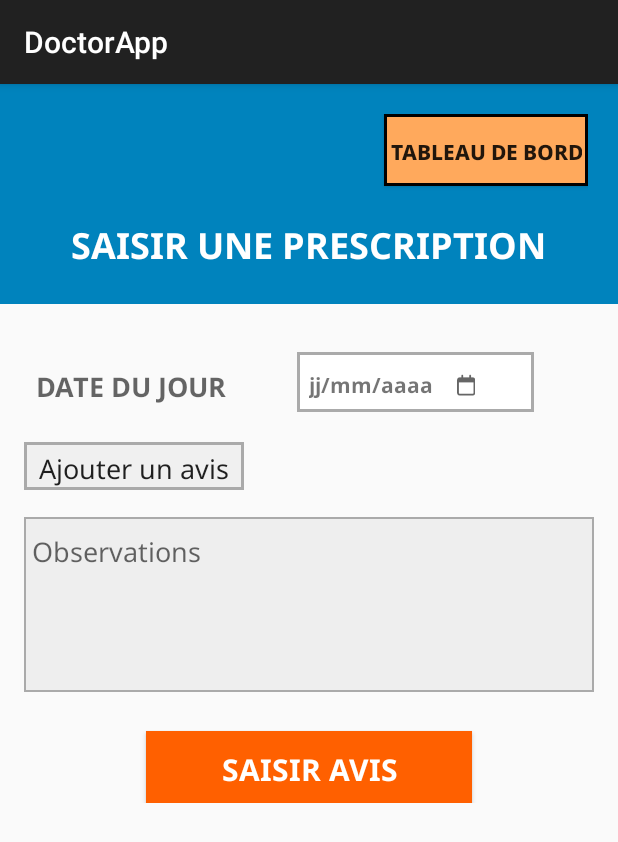
After one commit to AroldMauger/soignemoi-appli, an Android app: the AddOpinionFragment screen opened through its navigation route, on a phone screen of 412 x 824 dp. The commit adds this screen. Shown: the top 842 px of the screen. Run offline under Robolectric (Android 15) with nearby library versions, the phone set to English and light mode, and no system bars; 2 statements that could not run were skipped.

Commit message:
Création du formulaire d'ajout pour les avis du docteur

```diff
--- /dev/null
+++ b/app/src/main/java/com/soignemoi/doctorapp/add_opinion/AddOpinionFragment.kt
@@ -0,0 +1,62 @@
+package com.soignemoi.doctorapp.add_opinion
+
+import android.app.DatePickerDialog
+import android.os.Build
+import android.os.Bundle
+import android.view.LayoutInflater
+import android.view.View
+import android.view.ViewGroup
+import android.widget.TextView
+import androidx.annotation.RequiresApi
+import androidx.fragment.app.Fragment
+import androidx.navigation.fragment.findNavController
+import com.soignemoi.doctorapp.R
+import kotlinx.android.synthetic.main.fragment_add_opinion.returntomain_button
+import java.util.*
+
+class AddOpinionFragment : Fragment() {
+
+    private lateinit var dateTextView: TextView
+
+    override fun onCreateView(
+        inflater: LayoutInflater, container: ViewGroup?,
+        savedInstanceState: Bundle?
+    ): View? {
+        val view = inflater.inflate(R.layout.fragment_add_opinion, container, false)
+
+        dateTextView = view.findViewById(R.id.dateTextView)
+
+        dateTextView.setOnClickListener {
+            showDatePickerDialog()
+        }
+
+        return view
+    }
+
+    private fun showDatePickerDialog() {
+        val calendar = Calendar.getInstance()
+        val year = calendar.get(Calendar.YEAR)
+        val month = calendar.get(Calendar.MONTH)
+        val day = calendar.get(Calendar.DAY_OF_MONTH)
+
+        val datePickerDialog = DatePickerDialog(
+            requireContext(),
+            { _, selectedYear, selectedMonth, selectedDay ->
+                val selectedDate = String.format("%02d/%02d/%04d", selectedDay, selectedMonth + 1, selectedYear)
+                dateTextView.text = selectedDate
+            },
+            year, month, day
+        )
+        datePickerDialog.show()
+    }
+
+    @RequiresApi(Build.VERSION_CODES.O)
+    override fun onViewCreated(view: View, savedInstanceState: Bundle?) {
+        super.onViewCreated(view, savedInstanceState)
+
+        returntomain_button.setOnClickListener {
+            findNavController().navigate(R.id.from_addopinion_to_list)
+        }
+
+    }
+}
--- a/app/src/main/java/com/soignemoi/doctorapp/dashboard/staylist/StayListFragment.kt
+++ b/app/src/main/java/com/soignemoi/doctorapp/dashboard/staylist/StayListFragment.kt
@@ -45,6 +45,6 @@ class StayListFragment : Fragment(), StayAdapter.Listener {
 
     override fun onItemSelected(stay: GetStaysResponse) {
         viewModel.selectedStay = stay
-        findNavController().navigateSafe(R.id.from_list_to_opinion)
+        findNavController().navigateSafe(R.id.from_list_to_add_opinion)
     }
 }
--- a/app/src/main/java/com/soignemoi/doctorapp/login/LoginViewModel.kt
+++ b/app/src/main/java/com/soignemoi/doctorapp/login/LoginViewModel.kt
@@ -53,7 +53,7 @@ class LoginViewModel : ViewModel() {
             })
     }
 
-     fun fetchDoctorDetails(lastname: String, context: Context, callback: (String, String) -> Unit) {
+    fun fetchDoctorDetails(lastname: String, context: Context, callback: (String, String) -> Unit) {
         service.getStays(doctorLastName = lastname)  // Remplacez avec un paramètre correct ou adaptez l'API
             .enqueue(object : Callback<List<GetStaysResponse>> {
                 override fun onResponse(call: Call<List<GetStaysResponse>>, response: Response<List<GetStaysResponse>>) {
--- /dev/null
+++ b/app/src/main/res/drawable/border_black_back_grey.xml
@@ -0,0 +1,7 @@
+<?xml version="1.0" encoding="utf-8"?>
+<shape xmlns:android="http://schemas.android.com/apk/res/android" android:shape="rectangle">
+    <solid android:color="@color/grey" />
+    <stroke
+        android:width="2dp"
+        android:color="@android:color/darker_gray" />
+</shape>
--- /dev/null
+++ b/app/src/main/res/drawable/border_none_back_red.xml
@@ -0,0 +1,4 @@
+<?xml version="1.0" encoding="utf-8"?>
+<shape xmlns:android="http://schemas.android.com/apk/res/android" android:shape="rectangle">
+    <solid android:color="@color/redorange" />
+</shape>
--- /dev/null
+++ b/app/src/main/res/drawable/edit_text_background.xml
@@ -0,0 +1,6 @@
+<?xml version="1.0" encoding="utf-8"?>
+<shape xmlns:android="http://schemas.android.com/apk/res/android">
+    <solid android:color="@color/lightgrey" />
+    <stroke android:width="1dp" android:color="@android:color/darker_gray" />
+    <padding android:left="10dp" android:top="10dp" android:right="10dp" android:bottom="10dp" />
+</shape>
--- /dev/null
+++ b/app/src/main/res/layout/fragment_add_opinion.xml
@@ -0,0 +1,167 @@
+<?xml version="1.0" encoding="utf-8"?>
+<LinearLayout xmlns:android="http://schemas.android.com/apk/res/android"
+    android:layout_width="match_parent"
+    android:layout_height="match_parent"
+    android:orientation="vertical"
+    >
+
+    <RelativeLayout
+        android:id="@+id/header"
+        android:layout_width="match_parent"
+        android:layout_height="wrap_content"
+        android:padding="20dp"
+        android:background="@color/blue"
+        android:orientation="vertical"
+        >
+
+
+        <!-- Bouton retour à l'accueil -->
+        <Button
+            android:id="@+id/returntomain_button"
+            android:layout_width="wrap_content"
+            android:layout_height="wrap_content"
+            android:text="Tableau de bord"
+            android:layout_alignParentEnd="true"
+            android:fontFamily="@font/noto_sans_font_family"
+            android:textFontWeight="800"
+            android:paddingHorizontal="4dp"
+            android:background="@drawable/button_background_orange"
+            />
+
+        <TextView
+            android:id="@+id/signup_title"
+            android:layout_width="wrap_content"
+            android:layout_height="wrap_content"
+            android:text="SAISIR UNE PRESCRIPTION"
+            android:textSize="24sp"
+            android:textStyle="bold"
+            android:layout_below="@id/returntomain_button"
+            android:layout_centerHorizontal="true"
+            android:layout_marginTop="16dp"
+            android:fontFamily="@font/noto_sans_font_family"
+            android:textColor="@color/white" />
+
+    </RelativeLayout>
+
+
+    <RelativeLayout
+        android:layout_width="match_parent"
+        android:layout_height="match_parent"
+        android:padding="16dp">
+
+        <!-- Formulaire d'ajout d'un avis -->
+        <ScrollView
+            android:layout_width="match_parent"
+            android:layout_height="wrap_content"
+            android:layout_marginTop="16dp">
+            <LinearLayout
+                android:layout_width="match_parent"
+                android:layout_height="wrap_content"
+                android:orientation="vertical">
+
+                <!-- Date -->
+                <LinearLayout
+                    android:layout_width="match_parent"
+                    android:layout_height="wrap_content"
+                    android:weightSum="3"
+                    android:orientation="horizontal"
+                    android:layout_gravity="center_horizontal"
+                    >
+
+                    <TextView
+                        android:layout_width="wrap_content"
+                        android:layout_height="50dp"
+                        android:hint="DATE DU JOUR"
+                        android:padding="5dp"
+                        android:fontFamily="@font/noto_sans_bold"
+                        android:layout_marginBottom="10dp"
+                        android:paddingStart="8dp"
+                        android:paddingEnd="8dp"
+                        android:layout_weight="1"
+                        android:textSize="18dp"
+                        />
+
+                    <LinearLayout
+                        android:id="@+id/dateTextView"
+                        android:layout_width="wrap_content"
+                        android:layout_height="40dp"
+                        android:layout_gravity="center_horizontal"
+                        android:layout_weight="1"
+                        android:background="@drawable/border_black_back_white"
+                        android:clickable="true"
+                        android:focusable="true"
+                        android:paddingStart="8dp"
+                        android:paddingTop="8dp">
+
+                        <TextView
+                            android:layout_width="wrap_content"
+                            android:layout_height="wrap_content"
+                            android:fontFamily="@font/noto_sans_bold"
+                            android:gravity="center"
+                            android:paddingEnd="8dp"
+                            android:text="jj/mm/aaaa" />
+
+                        <TextView
+                            android:layout_width="wrap_content"
+                            android:layout_height="wrap_content"
+                            android:fontFamily="@font/fa_regular400"
+                            android:gravity="center"
+                            android:hint="\uf133"
+                            android:paddingStart="8dp"
+
+                            />
+                    </LinearLayout>
+
+
+                </LinearLayout>
+
+                <EditText
+                    android:id="@+id/btn_add_opinion"
+                    android:layout_width="wrap_content"
+                    android:layout_height="wrap_content"
+                    android:text="Ajouter un avis"
+                    android:fontFamily="@font/noto_sans_font_family"
+                    android:paddingHorizontal="10dp"
+                    android:layout_marginBottom="10dp"
+                    android:background="@drawable/border_black_back_grey"
+                    />
+                <!-- Observation -->
+                <EditText
+                    android:id="@+id/opinion"
+                    android:layout_width="match_parent"
+                    android:layout_height="wrap_content"
+                    android:layout_marginTop="8dp"
+                    android:hint="Observations"
+                    android:fontFamily="@font/noto_sans_font_family"
+                    android:padding="5dp"
+                    android:layout_marginBottom="10dp"
+                    android:background="@drawable/edit_text_background"
+                    android:minHeight="100dp"
+                    android:gravity="top"
+                    android:inputType="textMultiLine"
+                    android:lines="4"
+                    />
+
+                <!-- Bouton de soumission -->
+                <Button
+                    android:id="@+id/submit_opinion"
+                    android:layout_width="wrap_content"
+                    android:layout_height="wrap_content"
+                    android:gravity="center"
+                    android:layout_gravity="center"
+                    android:text="SAISIR AVIS"
+                    android:layout_marginTop="16dp"
+                    android:textSize="20dp"
+                    android:paddingHorizontal="50dp"
+                    android:paddingVertical="6dp"
+                    android:textColor="@color/white"
+                    android:fontFamily="@font/noto_sans_bold"
+                    android:background="@drawable/border_none_back_red"
+                    />
+
+            </LinearLayout>
+        </ScrollView>
+
+    </RelativeLayout>
+
+</LinearLayout>
--- a/app/src/main/res/navigation/dashboard_navigation.xml
+++ b/app/src/main/res/navigation/dashboard_navigation.xml
@@ -14,10 +14,15 @@
             app:argType="string"
             android:defaultValue="" />
         <action
-            android:id="@+id/from_list_to_opinion"
-           >
-        </action>
+            android:id="@+id/from_list_to_add_opinion"
+            app:destination="@id/add_opinion"/>
+    </fragment>
+    <fragment
+        android:id="@+id/add_opinion"
+        android:name="com.soignemoi.doctorapp.add_opinion.AddOpinionFragment">
+        <action
+            android:id="@+id/from_addopinion_to_list"
+            app:destination="@id/stay_list" />
     </fragment>
 
-
 </navigation>
--- a/app/src/main/res/values/colors.xml
+++ b/app/src/main/res/values/colors.xml
@@ -3,9 +3,10 @@
     <color name="black">#FF000000</color>
     <color name="white">#FFFFFFFF</color>
     <color name="orange">#FFA95C</color>
-    <color name="red">#d63031</color>
+    <color name="redorange">#FF6000</color>
     <color name="grey">#f0f0f0</color>
     <color name="blue">#0083BD</color>
     <color name="lightblue">#00A4C7</color>
     <color name="green">#B0F9C0</color>
+    <color name="lightgrey">#EEEEEE</color>
 </resources>
```
Also changed, not shown: app/src/main/res/layout/fragment_opinion_details.xml (added, +160 -0 lines).
